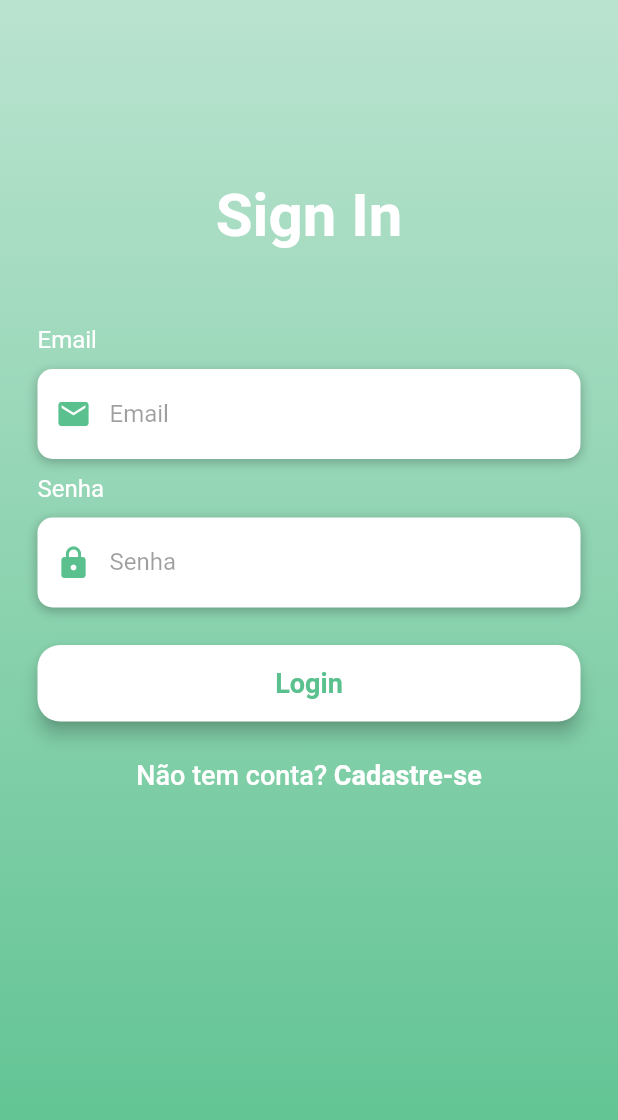
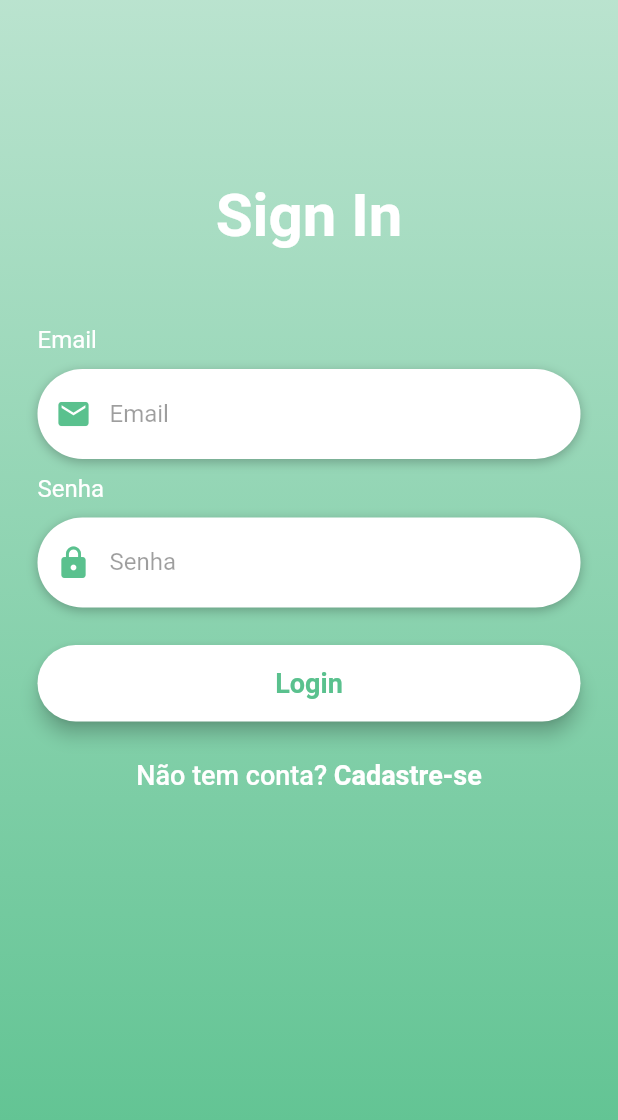
Before and after one commit to DevGomes78/Flutter-Login-Page, a Flutter app: the screen it shows after launch, on a phone screen of 412 x 824 dp. Shown: the top 1120 px of the screen. Run offline on Flutter 3.47's test engine with Material 2 defaults, Android fonts, the phone set to English and light mode, and no system bars.

Commit message:
alterado Textfield

```diff
--- a/lib/components/Btnlogin.dart
+++ b/lib/components/Btnlogin.dart
@@ -19,7 +19,7 @@ class BtnLogin extends StatelessWidget {
           alignment: Alignment.centerLeft,
           decoration: BoxDecoration(
               color: Colors.white,
-              borderRadius: BorderRadius.circular(10),
+              borderRadius: BorderRadius.circular(40),
               boxShadow: [
                 BoxShadow(
                   color: Colors.black26,
@@ -58,7 +58,7 @@ class BtnLogin extends StatelessWidget {
           alignment: Alignment.centerLeft,
           decoration: BoxDecoration(
               color: Colors.white,
-              borderRadius: BorderRadius.circular(10),
+              borderRadius: BorderRadius.circular(40),
               boxShadow: [
                 BoxShadow(
                   color: Colors.black26,
@@ -100,7 +100,7 @@ class BtnLogin extends StatelessWidget {
             },
             padding: EdgeInsets.all(15),
             shape: RoundedRectangleBorder(
-              borderRadius: BorderRadius.circular(15),
+              borderRadius: BorderRadius.circular(40),
             ),
             color: Colors.white,
             child: Text(
```
